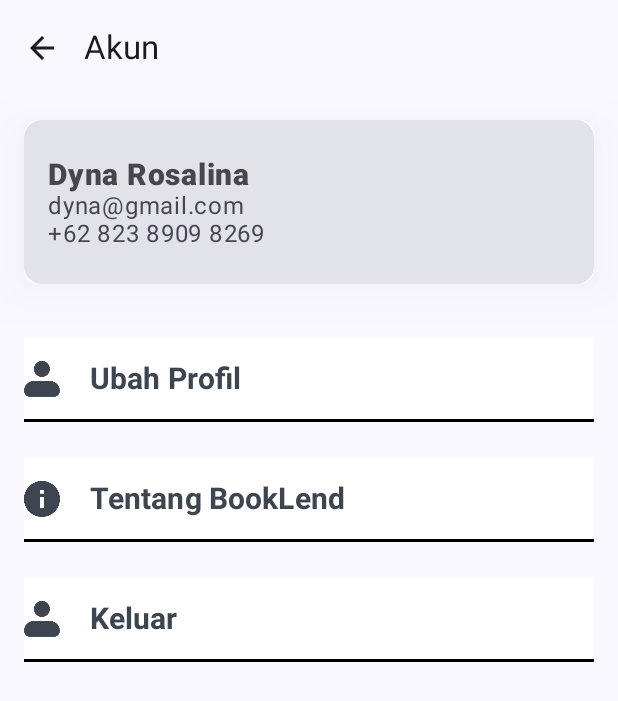
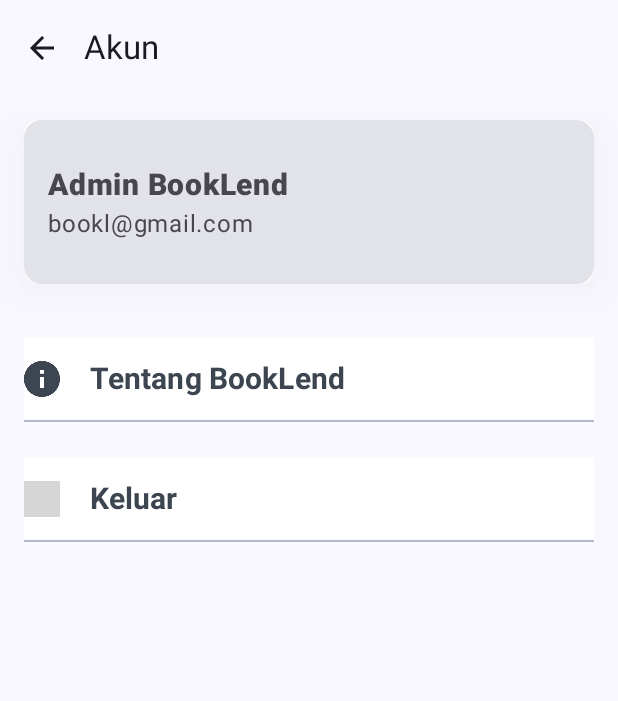
Before and after one commit to syfanadya/BookLend, an Android app built with Jetpack Compose: the AkunScreen screen opened through its navigation route, on a phone screen of 412 x 824 dp. Shown: the top 701 px of the screen. Run offline under Robolectric (Android 15) with nearby library versions, the phone set to English and light mode, and no system bars; our stand-ins replace Room's generated code; grey boxes are pictures that could not be loaded.

Commit message:
Perbaikan Akun Screen admin

```diff
--- a/app/src/main/java/org/d3if3128/booklend/navigation/Screen.kt
+++ b/app/src/main/java/org/d3if3128/booklend/navigation/Screen.kt
@@ -15,5 +15,4 @@
     data object FormUbah: Screen("detailBukuScreen/{$KEY_ID_BUKU}"){
         fun withIdBuku(idBuku: Long) = "detailBukuScreen/$idBuku"
     }
-
 }
--- a/app/src/main/java/org/d3if3128/booklend/ui/screen/AdminHomeScreen.kt
+++ b/app/src/main/java/org/d3if3128/booklend/ui/screen/AdminHomeScreen.kt
@@ -147,7 +147,11 @@
                         selected = selectedItemIndex == index,
                         onClick = {
                             selectedItemIndex = index
-                            //navController.navigate(Screen.DetailBuku.route)
+                            when (index) {
+                                0 -> navController.navigate(Screen.AdminHome.route)
+                                1 -> navController.navigate(Screen.Akun.route)
+                                2 -> navController.navigate(Screen.Akun.route)
+                            }
                         },
                         label = {
                             Text(text = item.title)
--- a/app/src/main/java/org/d3if3128/booklend/ui/screen/AkunScreen.kt
+++ b/app/src/main/java/org/d3if3128/booklend/ui/screen/AkunScreen.kt
@@ -39,7 +39,6 @@
 import androidx.compose.ui.unit.dp
 import androidx.compose.ui.unit.sp
 import androidx.navigation.NavController
-import androidx.navigation.NavHostController
 import androidx.navigation.compose.rememberNavController
 import org.d3if3128.booklend.R
 import org.d3if3128.booklend.navigation.Screen
@@ -94,11 +93,16 @@
             ) {
                 Row(
                     verticalAlignment = Alignment.CenterVertically,
-                    modifier = Modifier.fillMaxSize().padding(16.dp) // Pastikan row mengisi penuh ukuran card dan beri padding agar tidak menempel ke tepi
+                    modifier = Modifier
+                        .fillMaxSize()
+                        .padding(16.dp) // Pastikan row mengisi penuh ukuran card dan beri padding agar tidak menempel ke tepi
                 ) {
-                    Column {
+                    Column(
+                        verticalArrangement = Arrangement.spacedBy(5.dp, Alignment.Top),
+                        horizontalAlignment = Alignment.Start,
+                    ) {
                         Text(
-                            text = "Dyna Rosalina",
+                            text = "Admin BookLend",
                             style = TextStyle(
                                 fontSize = 20.sp,
                                 lineHeight = 24.sp,
@@ -108,17 +112,7 @@
                             )
                         )
                         Text(
-                            text = "dyna@gmail.com",
-                            style = TextStyle(
-                                fontSize = 16.sp,
-                                lineHeight = 24.sp,
-                                fontWeight = FontWeight(400),
-                                color = Color(0xFF49454F),
-                                letterSpacing = 0.5.sp,
-                            )
-                        )
-                        Text(
-                            text = "+62 823 8909 8269",
+                            text = "bookl@gmail.com",
                             style = TextStyle(
                                 fontSize = 16.sp,
                                 lineHeight = 24.sp,
@@ -133,58 +127,6 @@
         }
 
         Spacer(modifier = Modifier.height(36.dp))
-
-        Box(
-            modifier = Modifier
-                .fillMaxWidth()
-                .height(56.dp)
-        ) {
-            Button(
-                onClick = {
-                    // Tambahkan aksi yang diinginkan di sini
-                },
-                colors = ButtonDefaults.buttonColors(containerColor = Color.White),
-                modifier = Modifier
-                    .fillMaxWidth()
-                    .height(54.dp) // 56.dp dikurangi 2.dp untuk memberikan ruang bagi border bawah
-                    .align(Alignment.TopCenter), // Memposisikan tombol di atas border
-                contentPadding = PaddingValues(),
-                shape = RoundedCornerShape(size = 0.dp)
-            ) {
-                Row(
-                    verticalAlignment = Alignment.CenterVertically,
-                    modifier = Modifier.fillMaxSize()
-                ) {
-                    Icon(
-                        painter = painterResource(id = R.drawable.person_icon), // Ganti dengan resource ikon yang sesuai
-                        contentDescription = stringResource(R.string.ini_icon_ubah_profile), // Deskripsi untuk ikon
-                        modifier = Modifier.size(24.dp),
-                        tint = Color(0xFF3C4550)
-                    )
-                    Spacer(modifier = Modifier.width(20.dp)) // Tambahkan sedikit spasi antara ikon dan teks
-
-                    Text(
-                        text = stringResource(R.string.ubah_profil),
-                        fontWeight = FontWeight.Bold, // Gunakan FontWeight.Bold untuk font weight 700
-                        fontSize = 20.sp,
-                        color = Color(0xFF3C4550)
-                    )
-
-                }
-            }
-
-            // Border bawah
-            Box(
-                modifier = Modifier
-                    .fillMaxWidth()
-                    .height(2.dp)
-                    .align(Alignment.BottomCenter)
-                    .background(Color.Black)
-            )
-        }
-
-        Spacer(modifier = Modifier.height(24.dp))
-
         Box(
             modifier = Modifier
                 .fillMaxWidth()
@@ -226,9 +168,9 @@
             Box(
                 modifier = Modifier
                     .fillMaxWidth()
-                    .height(2.dp)
+                    .height(1.dp)
                     .align(Alignment.BottomCenter)
-                    .background(Color.Black)
+                    .background(Color(0xFFB2BBC7))
             )
         }
 
@@ -256,8 +198,8 @@
                     modifier = Modifier.fillMaxSize()
                 ) {
                     Icon(
-                        painter = painterResource(id = R.drawable.person_icon), // Ganti dengan resource ikon yang sesuai
-                        contentDescription = stringResource(R.string.ini_icon_ubah_profile), // Deskripsi untuk ikon
+                        painter = painterResource(id = R.drawable.majesticons_logout), // Ganti dengan resource ikon yang sesuai
+                        contentDescription = stringResource(R.string.ini_icon_keluar),
                         modifier = Modifier.size(24.dp),
                         tint = Color(0xFF3C4550)
                     )
@@ -275,9 +217,9 @@
             Box(
                 modifier = Modifier
                     .fillMaxWidth()
-                    .height(2.dp)
+                    .height(1.dp)
                     .align(Alignment.BottomCenter)
-                    .background(Color.Black)
+                    .background(Color(0xFFB2BBC7))
             )
         }
     }
--- a/app/src/main/res/values/strings.xml
+++ b/app/src/main/res/values/strings.xml
@@ -60,4 +60,5 @@
     <string name="invalid">Tidak Boleh Kosong</string>
     <string name="lainnya">Opsi lainnya</string>
     <string name="hapus">Hapus Buku</string>
+    <string name="ini_icon_keluar">Ini icon keluar</string>
 </resources>
```
